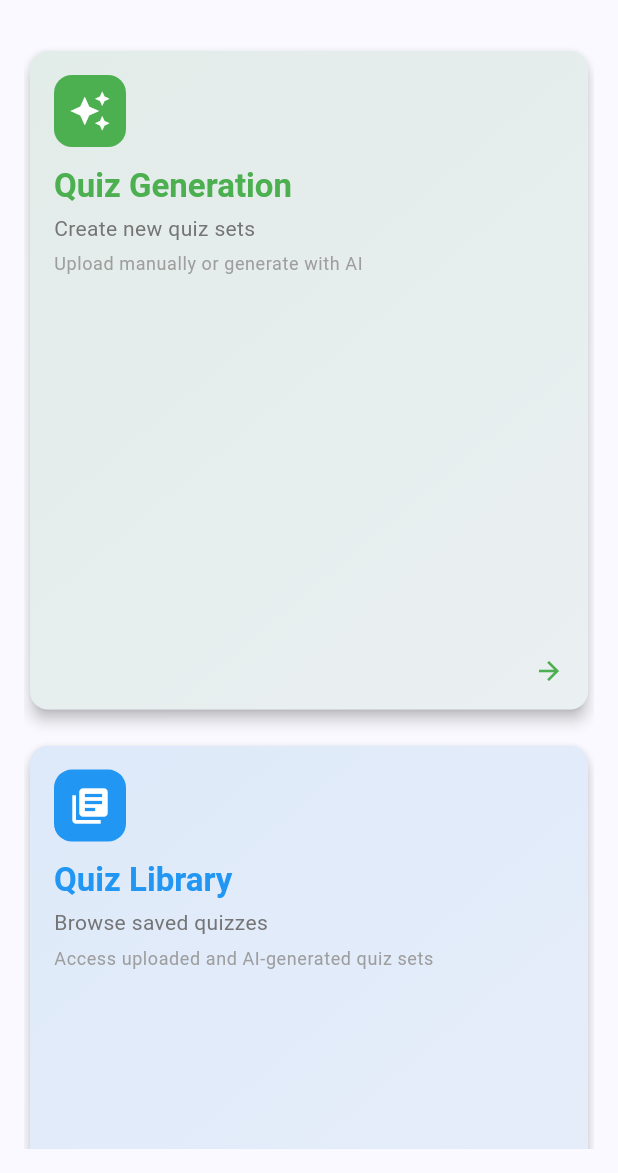
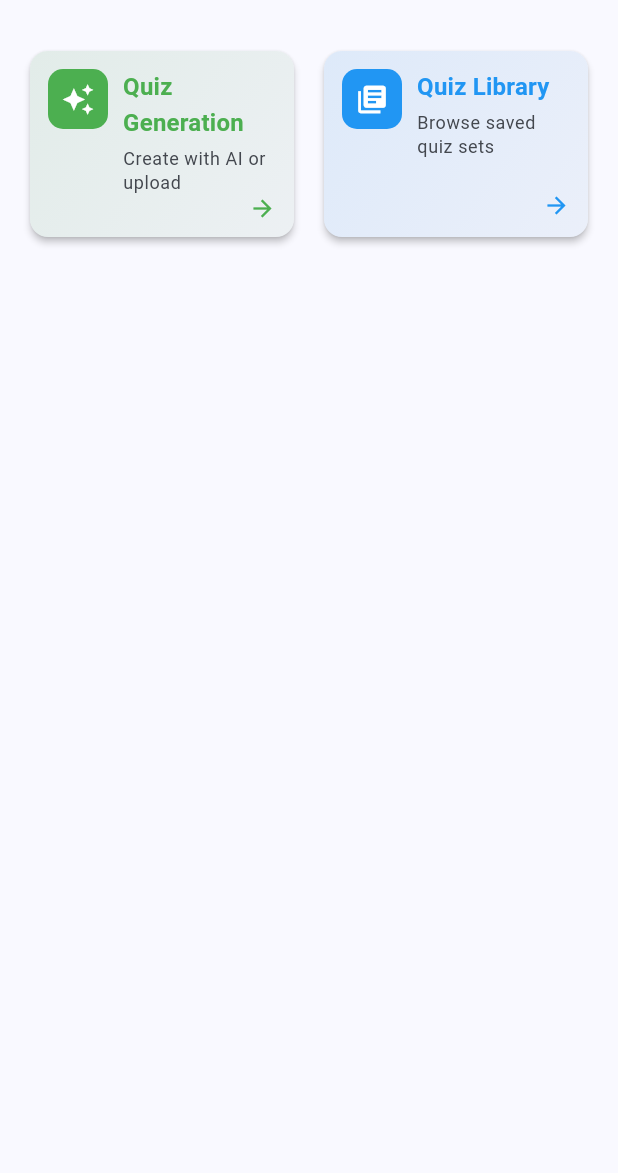
Before and after one commit to Ye-Shwethway/MCQ-Quizzer, a Flutter app: the screen it shows after launch, on a phone screen of 412 x 824 dp, the part 63-1236 px from its top. Run offline on Flutter 3.47's test engine with Material 3 defaults, Android fonts, the phone set to English and light mode, and no system bars; our stand-ins replace file_picker, flutter_local_notifications, flutter_secure_storage, flutter_timezone, permission_handler, share_plus and 4 more; missing offline and left inert: docx_to_text, syncfusion_flutter_pdf; accounts and stored records are empty.

Commit message:
feat: compact home feature cards

```diff
--- a/lib/screens/home_screen.dart
+++ b/lib/screens/home_screen.dart
@@ -13,7 +13,6 @@ class HomeScreen extends StatelessWidget {
       appBar: AppBar(
         title: const Text('MCQ Quizzer'),
         actions: [
-          // Dark mode toggle
           Consumer<ThemeProvider>(
             builder: (context, themeProvider, child) {
               return IconButton(
@@ -22,9 +21,7 @@ class HomeScreen extends StatelessWidget {
                       ? Icons.light_mode
                       : Icons.dark_mode,
                 ),
-                onPressed: () {
-                  themeProvider.toggleTheme();
-                },
+                onPressed: themeProvider.toggleTheme,
                 tooltip: themeProvider.themeMode == ThemeMode.dark
                     ? 'Switch to Light Mode'
                     : 'Switch to Dark Mode',
@@ -46,42 +43,32 @@ class HomeScreen extends StatelessWidget {
       body: SafeArea(
         child: LayoutBuilder(
           builder: (context, constraints) {
-            // Responsive layout: 1 column on phones, 2 on tablets
-            final crossAxisCount = constraints.maxWidth > 600 ? 2 : 1;
-            // Fixed aspect ratio to prevent calculation issues
-            final childAspectRatio = constraints.maxWidth > 600 ? 1.2 : 0.85;
+            final useTwoColumns = constraints.maxWidth >= 360;
 
-            return Padding(
-              padding: const EdgeInsets.all(16.0),
-              child: GridView.count(
-                crossAxisCount: crossAxisCount,
-                mainAxisSpacing: 16,
-                crossAxisSpacing: 16,
-                childAspectRatio: childAspectRatio,
+            return GridView.count(
+              padding: const EdgeInsets.all(16),
+              crossAxisCount: useTwoColumns ? 2 : 1,
+              mainAxisSpacing: 12,
+              crossAxisSpacing: 12,
+              mainAxisExtent: useTwoColumns ? 132 : 104,
               children: [
-                  // Quiz Generation Card (Primary - Green)
                 _buildFeatureCard(
                   context: context,
                   title: 'Quiz Generation',
-                    subtitle: 'Create new quiz sets',
-                    description: 'Upload manually or generate with AI',
+                  subtitle: 'Create with AI or upload',
                   icon: Icons.auto_awesome,
                   color: Colors.green,
                   onTap: () => Navigator.pushNamed(context, '/generation'),
                 ),
-
-                  // Quiz Library Card (Secondary - Blue)
                 _buildFeatureCard(
                   context: context,
                   title: 'Quiz Library',
-                    subtitle: 'Browse saved quizzes',
-                    description: 'Access uploaded and AI-generated quiz sets',
+                  subtitle: 'Browse saved quiz sets',
                   icon: Icons.library_books,
                   color: Colors.blue,
                   onTap: () => Navigator.pushNamed(context, '/library'),
                 ),
               ],
-              ),
             );
           },
         ),
@@ -93,86 +80,74 @@ class HomeScreen extends StatelessWidget {
     required BuildContext context,
     required String title,
     required String subtitle,
-    required String description,
     required IconData icon,
     required Color color,
     required VoidCallback onTap,
   }) {
     return Card(
-      elevation: 4,
+      elevation: 2,
       clipBehavior: Clip.antiAlias,
       child: InkWell(
         onTap: onTap,
         child: Container(
           decoration: BoxDecoration(
             gradient: LinearGradient(
-              colors: [color.withOpacity(0.1), color.withOpacity(0.05)],
+              colors: [color.withOpacity(0.10), color.withOpacity(0.04)],
               begin: Alignment.topLeft,
               end: Alignment.bottomRight,
             ),
           ),
-          child: Padding(
-            padding: const EdgeInsets.all(16.0),
-            child: Column(
-              mainAxisSize: MainAxisSize.min,
-              mainAxisAlignment: MainAxisAlignment.start,
+          padding: const EdgeInsets.all(12),
+          child: Row(
             crossAxisAlignment: CrossAxisAlignment.start,
             children: [
-                // Icon
               Container(
-                  padding: const EdgeInsets.all(10),
+                width: 40,
+                height: 40,
                 decoration: BoxDecoration(
                   color: color,
-                    borderRadius: BorderRadius.circular(12),
+                  borderRadius: BorderRadius.circular(10),
                 ),
-                  child: Icon(icon, size: 28, color: Colors.white),
+                child: Icon(icon, size: 22, color: Colors.white),
               ),
-                const SizedBox(height: 12),
-
-                // Title
+              const SizedBox(width: 10),
+              Expanded(
+                child: Column(
+                  crossAxisAlignment: CrossAxisAlignment.start,
+                  children: [
                     Text(
                       title,
-                  style: Theme.of(context).textTheme.titleLarge?.copyWith(
+                      style: Theme.of(context).textTheme.titleMedium?.copyWith(
                         fontWeight: FontWeight.bold,
                         color: color,
                       ),
-                  maxLines: 1,
+                      maxLines: 2,
                       overflow: TextOverflow.ellipsis,
                     ),
                     const SizedBox(height: 4),
-
-                // Subtitle
                     Text(
                       subtitle,
-                  style: Theme.of(
-                    context,
-                  ).textTheme.bodyMedium?.copyWith(color: Colors.grey[600]),
-                  maxLines: 1,
-                  overflow: TextOverflow.ellipsis,
+                      style: Theme.of(context).textTheme.bodySmall?.copyWith(
+                        color: Theme.of(context)
+                            .colorScheme
+                            .onSurfaceVariant,
                       ),
-                const SizedBox(height: 6),
-
-                // Description
-                Expanded(
-                  child: Text(
-                    description,
-                    style: Theme.of(
-                      context,
-                    ).textTheme.bodySmall?.copyWith(color: Colors.grey[500]),
                       maxLines: 2,
                       overflow: TextOverflow.ellipsis,
                     ),
+                    const Spacer(),
+                    Align(
+                      alignment: Alignment.bottomRight,
+                      child: Icon(
+                        Icons.arrow_forward,
+                        color: color,
+                        size: 18,
                       ),
-
-                const SizedBox(height: 8),
-
-                // Arrow indicator
-                Align(
-                  alignment: Alignment.centerRight,
-                  child: Icon(Icons.arrow_forward, color: color, size: 20),
                     ),
                   ],
                 ),
+              ),
+            ],
           ),
         ),
       ),
```
Lines whose indentation alone changed are shown as unchanged.
